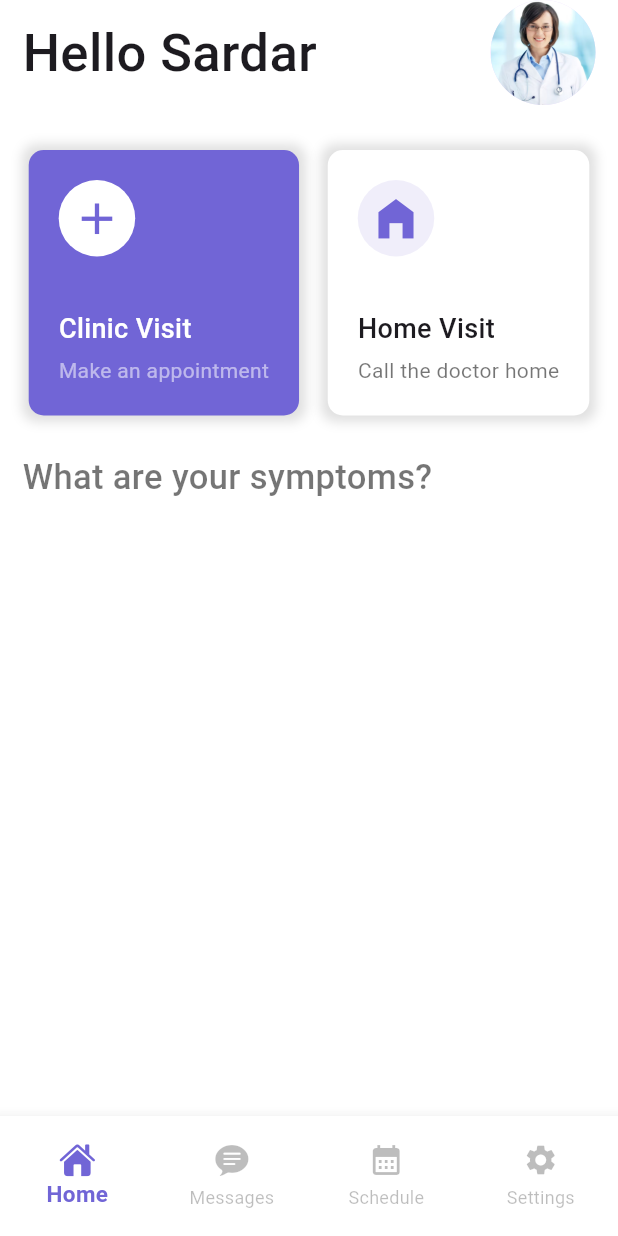
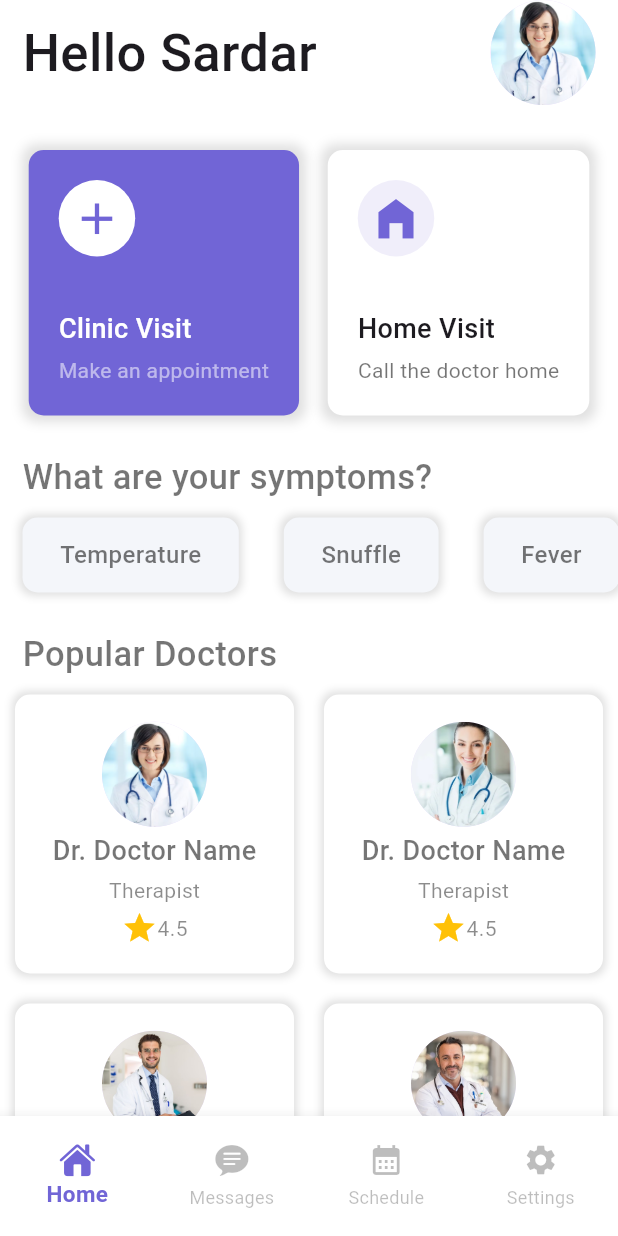
Before and after one commit to SardarHossaini/Medical-Health-App, a Flutter app: the NavbarRoots screen opened directly, on a phone screen of 412 x 824 dp. Run offline on Flutter 3.47's test engine with Material 3 defaults, Android fonts, the phone set to English and light mode, and no system bars.

Commit message:
feat: complete design of the home page

```diff
--- a/lib/screen/home_screen.dart
+++ b/lib/screen/home_screen.dart
@@ -123,9 +123,78 @@ class _HomeScreenState extends State<HomeScreen> {
                 scrollDirection: Axis.horizontal,
                 itemCount: symptoms.length,
                 itemBuilder: (context, index) {
-                  return Container(margin: EdgeInsets.symmetric(vertical: 10, horizontal: 15));
+                  return Container(
+                    margin: EdgeInsets.symmetric(vertical: 10, horizontal: 15),
+                    padding: EdgeInsets.symmetric(horizontal: 25),
+                    decoration: BoxDecoration(
+                      color: Color(0xFFF4F6FA),
+                      borderRadius: BorderRadius.circular(10),
+                      boxShadow: [BoxShadow(blurRadius: 4, spreadRadius: 2, color: Colors.black12)],
+                    ),
+                    child: Center(
+                      child: Text(
+                        symptoms[index],
+                        style: TextStyle(
+                          fontSize: 16,
+                          fontWeight: FontWeight.w500,
+                          color: Colors.black54,
+                        ),
+                      ),
+                    ),
+                  );
                 },
               ),
+            ),
+            SizedBox(height: 15),
+            Padding(
+              padding: const EdgeInsets.only(left: 15),
+              child: Text(
+                "Popular Doctors",
+                style: TextStyle(fontSize: 23, fontWeight: FontWeight.w500, color: Colors.black54),
+              ),
+            ),
+            GridView.builder(
+              gridDelegate: SliverGridDelegateWithFixedCrossAxisCount(crossAxisCount: 2),
+              itemCount: 4,
+              shrinkWrap: true,
+              physics: NeverScrollableScrollPhysics(),
+              itemBuilder: (context, index) {
+                return InkWell(
+                  onTap: () {},
+                  child: Container(
+                    margin: EdgeInsets.all(10),
+                    padding: EdgeInsets.symmetric(vertical: 15),
+                    decoration: BoxDecoration(
+                      color: Colors.white,
+                      borderRadius: BorderRadius.circular(10),
+                      boxShadow: [BoxShadow(blurRadius: 4, spreadRadius: 2, color: Colors.black12)],
+                    ),
+                    child: Column(
+                      mainAxisAlignment: MainAxisAlignment.spaceEvenly,
+                      children: [
+                        CircleAvatar(radius: 35, backgroundImage: AssetImage(imgs[index])),
+                        Text(
+                          "Dr. Doctor Name",
+                          style: TextStyle(
+                            fontSize: 18,
+                            fontWeight: FontWeight.w500,
+                            color: Colors.black54,
+                          ),
+                        ),
+                        Text("Therapist", style: TextStyle(color: Colors.black45)),
+                        Row(
+                          mainAxisSize: MainAxisSize.min,
+                          mainAxisAlignment: MainAxisAlignment.center,
+                          children: [
+                            Icon(Icons.star, color: Colors.amber),
+                            Text("4.5", style: TextStyle(color: Colors.black45)),
+                          ],
+                        ),
+                      ],
+                    ),
+                  ),
+                );
+              },
             ),
           ],
         ),
```
